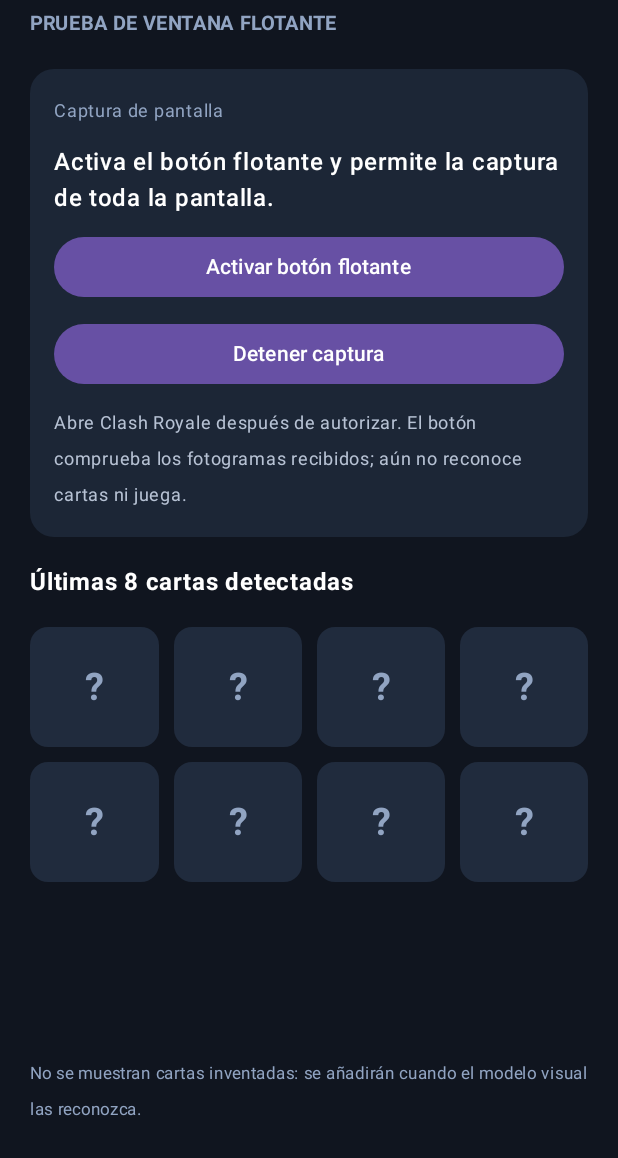
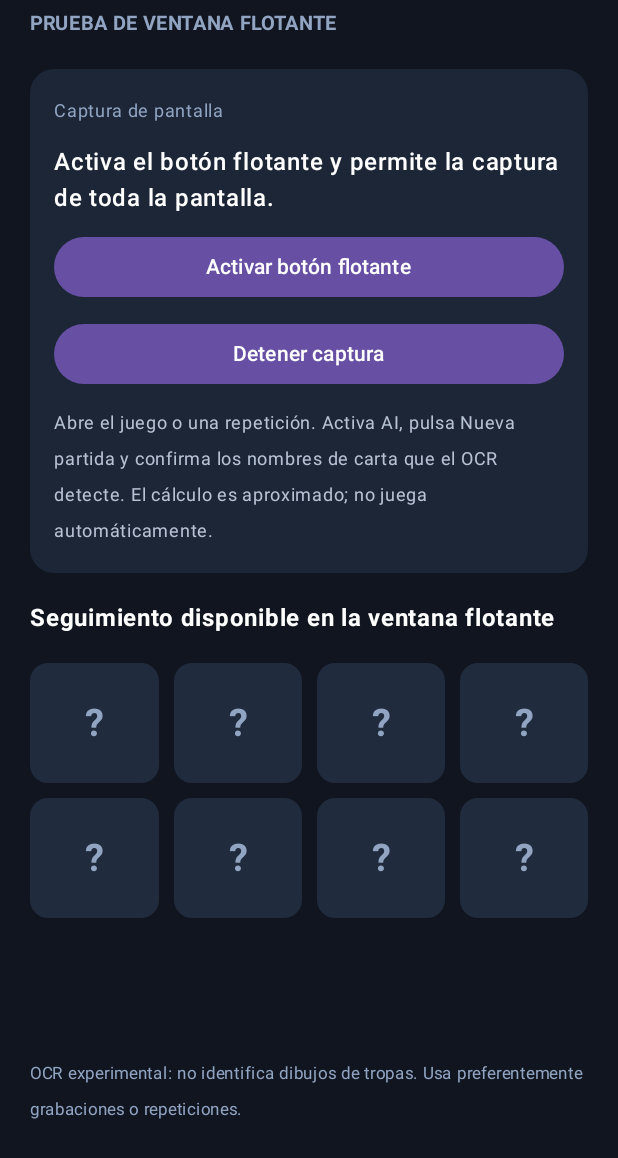
Before and after one commit to Marquitobro/Clash-AI-New, an Android app built with Jetpack Compose: the screen it shows after launch (MainActivity), on a phone screen of 412 x 824 dp, the part 78-1236 px from its top. Run offline under Robolectric (Android 15) with nearby library versions, the phone set to English and light mode, and no system bars.

Commit message:
Describe actual experimental capabilities in app

```diff
--- a/app/src/main/java/com/marquitobro/clashai/MainActivity.kt
+++ b/app/src/main/java/com/marquitobro/clashai/MainActivity.kt
@@ -129,10 +129,10 @@ private fun ClashAiScreen(onStartCapture: () -> Unit, onStopCapture: () -> Unit)
                         Button(onClick = onStopCapture, modifier = Modifier.fillMaxWidth()) {
                             Text("Detener captura")
                         }
-                        Text("Abre Clash Royale después de autorizar. El botón comprueba los fotogramas recibidos; aún no reconoce cartas ni juega.", color = Color(0xFFB7C2D4), fontSize = 12.sp)
+                        Text("Abre el juego o una repetición. Activa AI, pulsa Nueva partida y confirma los nombres de carta que el OCR detecte. El cálculo es aproximado; no juega automáticamente.", color = Color(0xFFB7C2D4), fontSize = 12.sp)
                     }
                 }
-                Text("Últimas 8 cartas detectadas", color = Color.White, fontWeight = FontWeight.Bold)
+                Text("Seguimiento disponible en la ventana flotante", color = Color.White, fontWeight = FontWeight.Bold)
                 LazyVerticalGrid(columns = GridCells.Fixed(4), modifier = Modifier.weight(1f), contentPadding = PaddingValues(bottom = 8.dp), horizontalArrangement = Arrangement.spacedBy(10.dp), verticalArrangement = Arrangement.spacedBy(10.dp)) {
                     items((1..8).toList()) { _ ->
                         Card(colors = CardDefaults.cardColors(containerColor = Color(0xFF202B3D)), shape = RoundedCornerShape(12.dp)) {
@@ -142,7 +142,7 @@ private fun ClashAiScreen(onStartCapture: () -> Unit, onStopCapture: () -> Unit)
                         }
                     }
                 }
-                Text("No se muestran cartas inventadas: se añadirán cuando el modelo visual las reconozca.", color = Color(0xFF91A4C2), fontSize = 11.sp)
+                Text("OCR experimental: no identifica dibujos de tropas. Usa preferentemente grabaciones o repeticiones.", color = Color(0xFF91A4C2), fontSize = 11.sp)
             }
         }
     }
```
